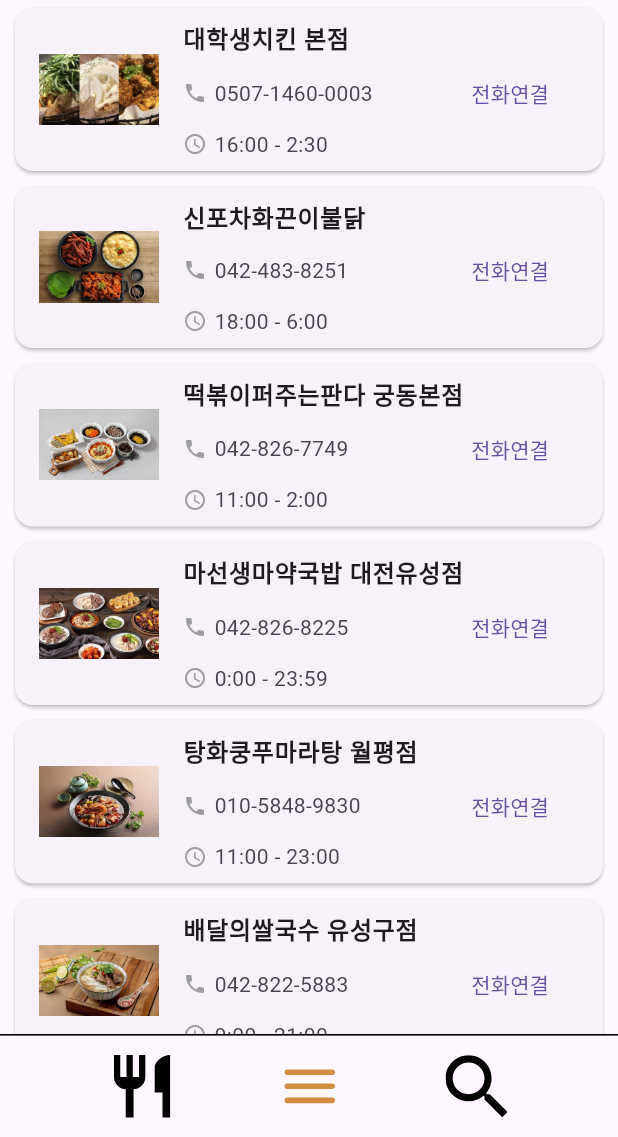
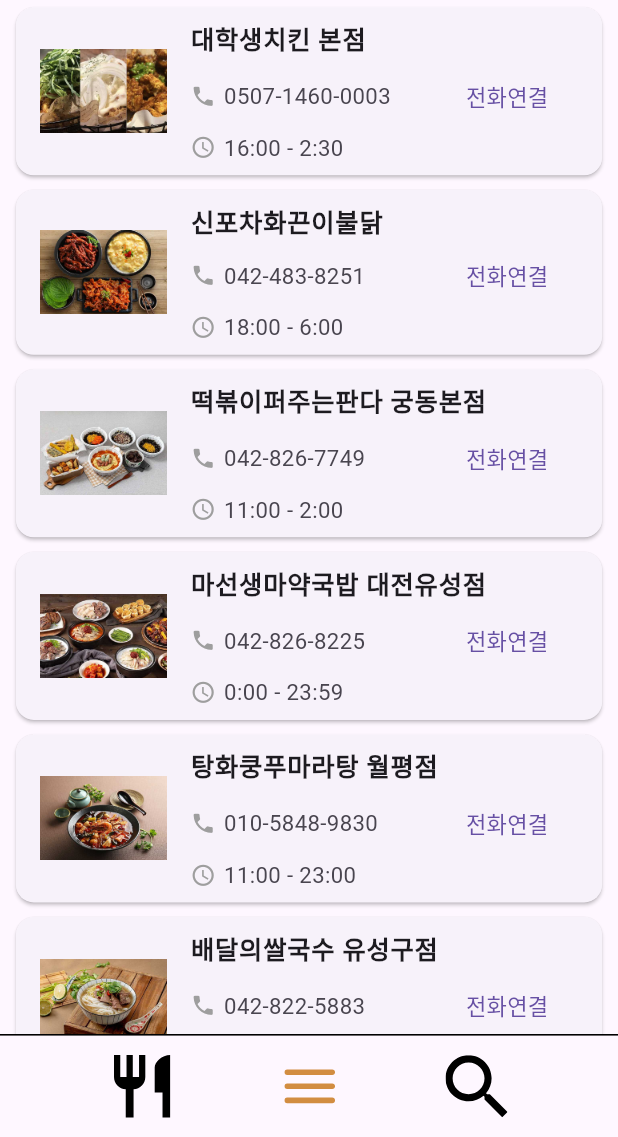
Before and after one commit to eodudrepublic/kaist_delivery, a Flutter app: the screen it shows after launch, on a phone screen of 412 x 824 dp, the part 99-1236 px from its top. Run offline on Flutter 3.47's test engine with Material 3 defaults, Android fonts, the phone set to English and light mode, and no system bars; our stand-ins replace flutter_screenutil, flutter_svg, get.

Commit message:
style - tab1 UI 수정

```diff
--- a/assets/data/data.json
+++ b/assets/data/data.json
@@ -42,7 +42,7 @@
         "Close":"23:10"
     },
     {
-        "Name":"애꿍이치킨 궁동충대점",
+        "Name":"에꿍이치킨 궁동충대점",
         "Phone":"042-867-5003",
         "Open":"16:00",
         "Close":"4:00"
--- a/lib/view/tab1/restaurant_list_view.dart
+++ b/lib/view/tab1/restaurant_list_view.dart
@@ -2,6 +2,7 @@ import 'package:flutter/material.dart';
 import 'package:url_launcher/url_launcher.dart';
 import 'package:get/get.dart';
 import '../../controller/tab1/restaurant_controller.dart';
+import 'package:flutter_screenutil/flutter_screenutil.dart';
 
 class RestaurantListView extends StatelessWidget {
   RestaurantListView({super.key});
@@ -14,7 +15,7 @@ class RestaurantListView extends StatelessWidget {
       scheme: 'tel',
       path: phoneNumber,
     );
-    print(launchUri);
+    //print(launchUri);           //전화번호 맞는지 확인
     if (!await launchUrl(launchUri)) {
       throw '전화번호가 없습니다.';
     }
@@ -37,18 +38,19 @@ class RestaurantListView extends StatelessWidget {
           itemBuilder: (context, index) {
             final restaurant = controller.restaurantList[index];
             return Card(
-              margin: const EdgeInsets.symmetric(horizontal: 10, vertical: 5),
+              margin: EdgeInsets.symmetric(horizontal: 10.w, vertical: 5.h),
               child: ListTile(
                 leading: Image.asset(
                   'assets/image/' + restaurant.name + '.jpg',
-                  width: 80,
-                  height: 80,
+                  width: 80.w,
+                  height: 80.h,
+                  fit: BoxFit.cover,
                 ),
                 title: Text(
                   restaurant.name,
                   style: TextStyle(
                     fontWeight: FontWeight.bold,
-                    fontSize: 16,
+                    fontSize: 16.sp,
                   ),
                 ),
                 subtitle: Column(
@@ -57,11 +59,11 @@ class RestaurantListView extends StatelessWidget {
                     //SizedBox(height: 5),
                     Row(
                       children: [
-                        Icon(Icons.phone, size: 16, color: Colors.grey),
-                        SizedBox(width: 5),
+                        Icon(Icons.phone, size: 16.sp, color: Colors.grey),
+                        SizedBox(width: 5.w),
                         Text(
                           restaurant.phone,
-                          style: TextStyle(fontSize: 14),
+                          style: TextStyle(fontSize: 14.sp),
                         ), //전화 번호 표시
 
                         Spacer(),
@@ -71,7 +73,7 @@ class RestaurantListView extends StatelessWidget {
                           },
                           child: Text(
                             '전화연결',
-                            style: TextStyle(fontSize: 14),
+                            style: TextStyle(fontSize: 14.sp),
                           ),
                         ) //전화 연결 버튼
                       ],
@@ -79,11 +81,11 @@ class RestaurantListView extends StatelessWidget {
                     //SizedBox(height: 5),
                     Row(
                       children: [
-                        Icon(Icons.access_time, size: 16, color: Colors.grey),
-                        SizedBox(width: 5),
+                        Icon(Icons.access_time, size: 16.sp, color: Colors.grey),
+                        SizedBox(width: 5.w),
                         Text(
                           '${restaurant.openTime} - ${restaurant.closeTime}',
-                          style: TextStyle(fontSize: 14),
+                          style: TextStyle(fontSize: 14.sp),
                         ),
                       ],
                     ),
```
Also changed, not shown: assets/image/에꿍이치킨 궁동충대점.jpg (renamed from assets/image/애꿍이치킨 궁동충대점.jpg).
